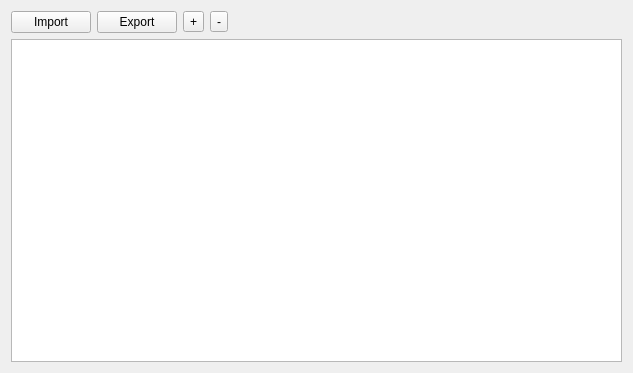
This is WWplot/ui/table.ui in wwmm/wwplot as Qt 5 draws it before an edit. The edited form follows.
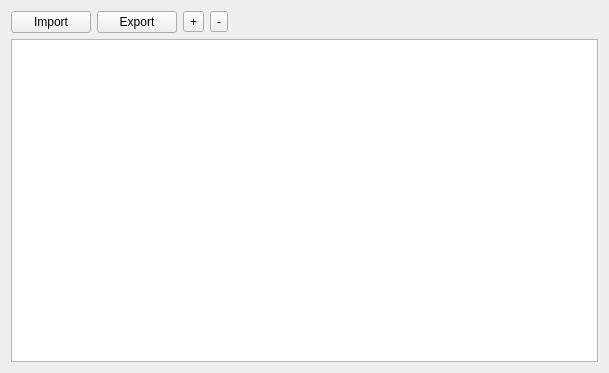
This is the edited form.

Patch:
```diff
--- a/WWplot/ui/table.ui
+++ b/WWplot/ui/table.ui
@@ -6,7 +6,7 @@
    <rect>
     <x>0</x>
     <y>0</y>
-    <width>633</width>
+    <width>609</width>
     <height>373</height>
    </rect>
   </property>
```
Left out of the diff: 20 changed lines with no effect on the pictures.
